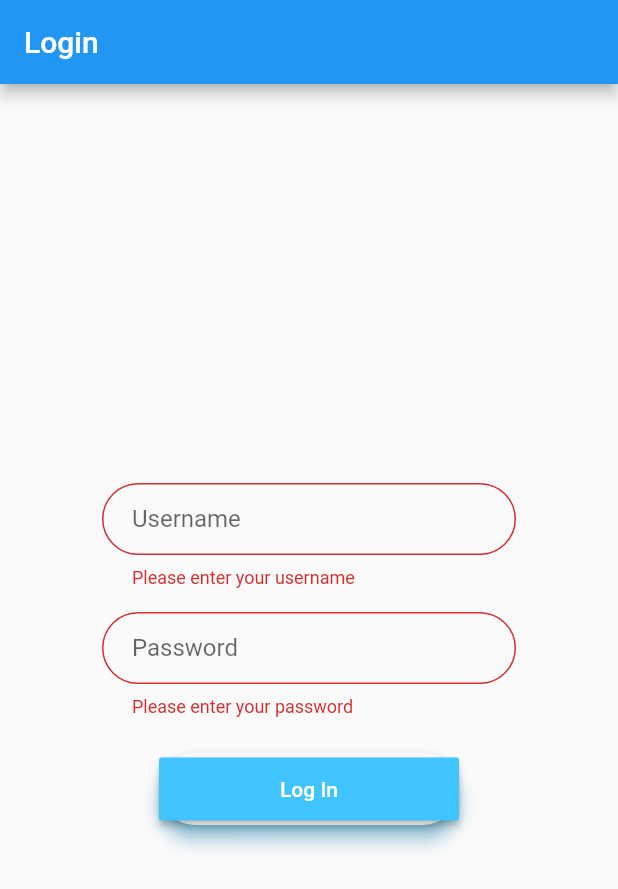
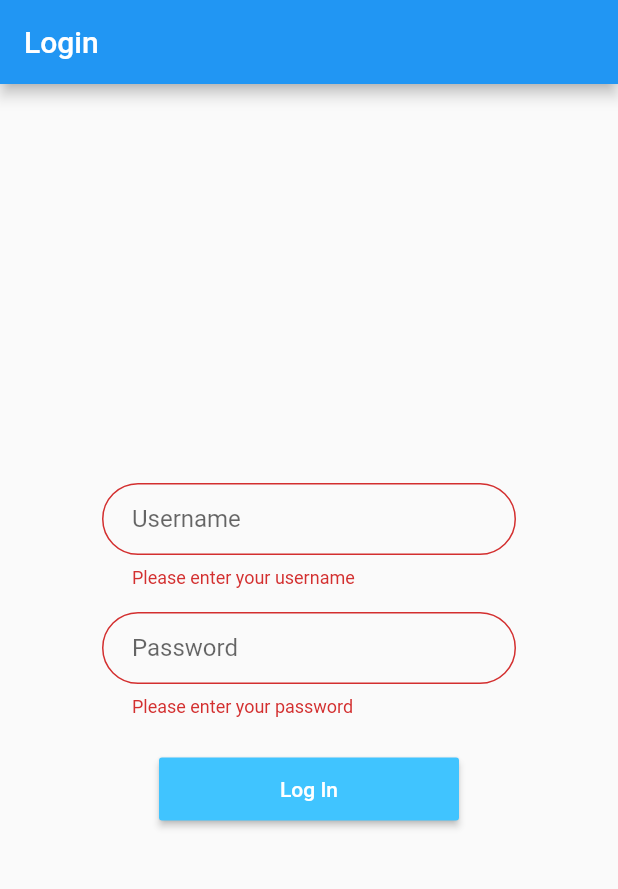
Before and after one commit to Petrol-/flutter-event, a Flutter app: the screen it shows after launch, after a tap on "Log In", on a phone screen of 412 x 824 dp. Shown: the top 889 px of the screen. Run offline on Flutter 3.47's test engine with Material 2 defaults, Android fonts, the phone set to English and light mode, and no system bars.

```diff
--- a/lib/home.dart
+++ b/lib/home.dart
@@ -10,7 +10,13 @@ class HomePage extends StatelessWidget {
         title: Text('Home Page'),
       ),
       body: Center(
-        child: Text('My home page'),
+        child: Column(
+          crossAxisAlignment: CrossAxisAlignment.center,
+          mainAxisAlignment: MainAxisAlignment.center,
+          children: <Widget>[
+            Center(child: Text('My home page')),
+          ],
+        ),
       ),
       drawer: Drawer(
         child: ListView(
@@ -32,9 +38,9 @@ class HomePage extends StatelessWidget {
                 size: 25.0,
               ),
               onTap: () {
-                  Navigator.pop(context);
-                  Navigator.push(context,
-                      MaterialPageRoute(builder: (context) => AllEvents()));
+                Navigator.pop(context); //TODO Why pop then push ?
+                Navigator.push(context,
+                    MaterialPageRoute(builder: (context) => AllEvents()));
               },
             ),
             ListTile(
@@ -42,22 +48,17 @@ class HomePage extends StatelessWidget {
                   Text('Upcoming events', style: new TextStyle(fontSize: 16.0)),
               leading: new Icon(Icons.event_available, size: 25.0),
               onTap: () {
-                  Navigator.pop(context);
-                  Navigator.push(
-                      context,
-                      MaterialPageRoute(
-                          builder: (context) => UpcomingEvents()));
+                Navigator.pop(context);
+                Navigator.push(context,
+                    MaterialPageRoute(builder: (context) => UpcomingEvents()));
               },
             ),
             ListTile(
-              title:
-                  Text('Logout', style: new TextStyle(fontSize: 16.0)),
+              title: Text('Logout', style: new TextStyle(fontSize: 16.0)),
               leading: new Icon(Icons.local_mall, size: 25.0),
               onTap: () {
-                  Navigator.push(
-                      context,
-                      MaterialPageRoute(
-                          builder: (context) => MainPage()));
+                Navigator.push(context,
+                    MaterialPageRoute(builder: (context) => MainPage()));
               },
             ),
           ],
--- a/lib/login.dart
+++ b/lib/login.dart
@@ -1,4 +1,5 @@
 import 'package:flutter/material.dart';
+import 'package:flutter_event/validation/login_form_validtion.dart';
 import './home.dart';
 
 class LoginPage extends StatefulWidget {
@@ -12,9 +13,10 @@ class LoginForm extends State<LoginPage> {
   final _formKey = GlobalKey<FormState>();
   final usernameConttroler = TextEditingController();
   final passwordConttroler = TextEditingController();
-
+  BuildContext _context;
   @override
   Widget build(BuildContext context) {
+    this._context = context;
     return Form(
       key: _formKey,
       child: Container(
@@ -36,11 +38,7 @@ class LoginForm extends State<LoginPage> {
                           borderRadius: BorderRadius.circular(32.0)),
                     ),
                     controller: usernameConttroler,
-                    validator: (value) {
-                      if (value.isEmpty) {
-                        return 'Please enter your username';
-                      }
-                    },
+                    validator: LoginFormValidation.validateUsername,
                   ),
                 ),
                 Padding(
@@ -56,36 +54,19 @@ class LoginForm extends State<LoginPage> {
                       border: OutlineInputBorder(
                           borderRadius: BorderRadius.circular(32.0)),
                     ),
-                    validator: (value) {
-                      if (value.isEmpty) {
-                        return 'Please enter your password';
-                      }
-                    },
+                    validator: LoginFormValidation.validatePassword,
                   ),
                 ),
                 Padding(
                   padding: EdgeInsets.symmetric(vertical: 16.0),
                   child: Material(
-                    borderRadius: BorderRadius.circular(30.0),
-                    shadowColor: Colors.lightBlueAccent.shade400,
-                    elevation: 5.0,
+                    // borderRadius: BorderRadius.circular(30.0),
+                    // shadowColor: Colors.lightGreen.shade400,
+                    // elevation: 5.0,
                     child: MaterialButton(
                       minWidth: 200.0,
                       height: 42.0,
-                      onPressed: () {
-
-                        if ((_formKey.currentState.validate()) &&
-                            ((usernameConttroler.text == "test") &&
-                                ((passwordConttroler.text == "010203")))) {
-                          Scaffold.of(context).showSnackBar(
-                              SnackBar(content: Text('You have logged')));
-
-                          Navigator.push(
-                              context,
-                              MaterialPageRoute(
-                                  builder: (context) => HomePage()));
-                        }
-                      },
+                      onPressed: _login,
                       color: Colors.lightBlueAccent,
                       child:
                           Text('Log In', style: TextStyle(color: Colors.white)),
@@ -99,4 +80,16 @@ class LoginForm extends State<LoginPage> {
       ),
     );
   }
+
+  void _login() {
+    if ((_formKey.currentState.validate()) &&
+        ((usernameConttroler.text == "test") &&
+            ((passwordConttroler.text == "010203")))) {
+      Scaffold.of(_context)
+          .showSnackBar(SnackBar(content: Text('You have logged')));
+
+      Navigator.push(
+          context, MaterialPageRoute(builder: (context) => HomePage()));
+    }
+  }
 }
--- /dev/null
+++ b/lib/validation/login_form_validtion.dart
@@ -0,0 +1,15 @@
+class LoginFormValidation {
+  static String validatePassword(input) {
+    if (input.isEmpty) {
+      return 'Please enter your password';
+    }
+    return null;
+  }
+
+  static String validateUsername(input) {
+    if (input.isEmpty) {
+      return 'Please enter your username';
+    }
+    return null;
+  }
+}
--- a/pubspec.yaml
+++ b/pubspec.yaml
@@ -19,6 +19,7 @@ dependencies:
   # The following adds the Cupertino Icons font to your application.
   # Use with the CupertinoIcons class for iOS style icons.
   cupertino_icons: ^0.1.2
+  carousel_slider: ^1.0.1
 
 dev_dependencies:
   flutter_test:
```
